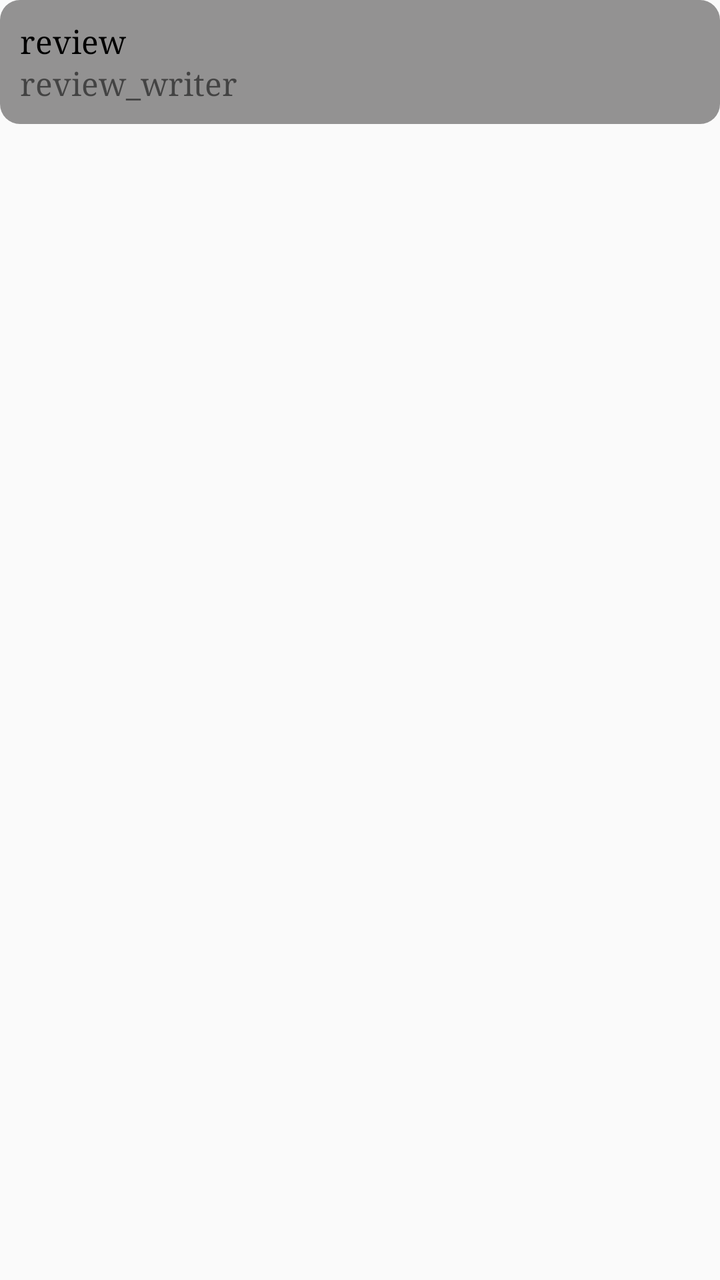
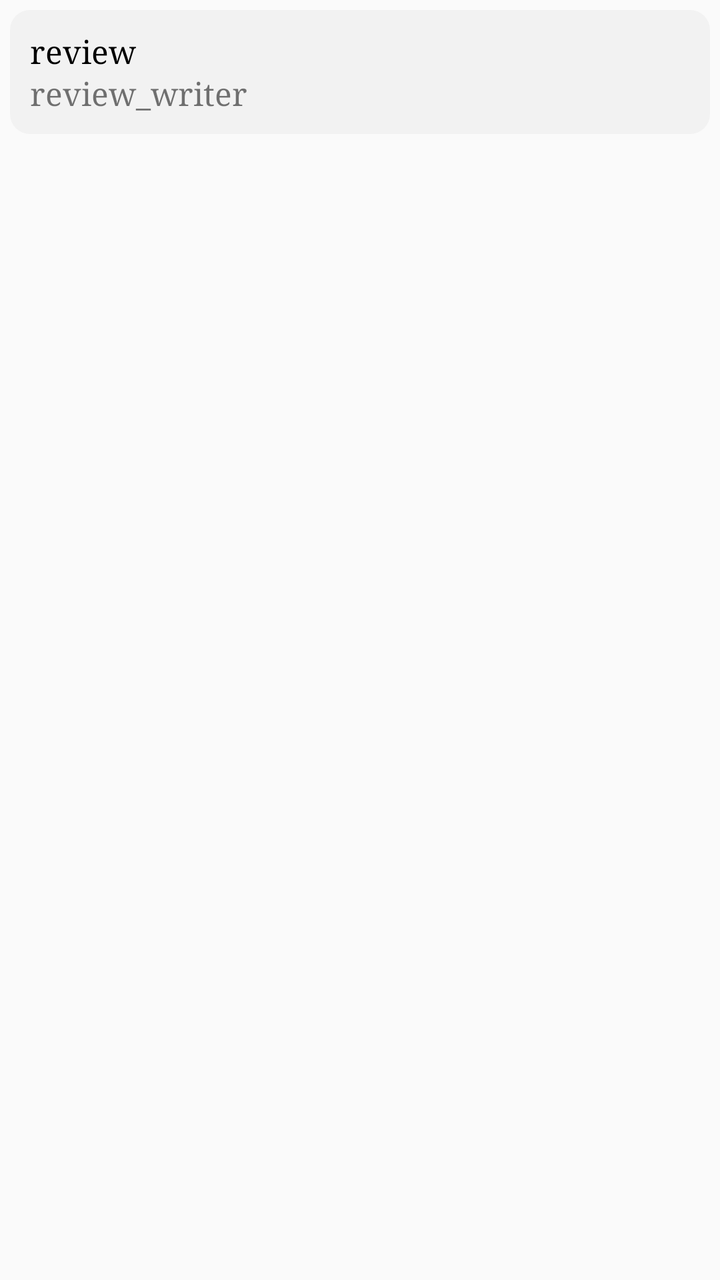

Two renders of the same Android screen: before a commit and after it. Below are the layout's source before the change and the commit's diff.
<!-- AndroidManifest.xml: application theme Theme.LawAdvat -->
<!-- res/layout/custom_review.xml -->
<?xml version="1.0" encoding="utf-8"?>
<androidx.appcompat.widget.LinearLayoutCompat xmlns:android="http://schemas.android.com/apk/res/android"
    android:layout_width="match_parent"
    android:layout_height="wrap_content"
    android:orientation="vertical">
<LinearLayout
    android:layout_width="match_parent"
    android:layout_height="wrap_content"
    android:padding="10dp"
    android:backgroundTint="#939292"
    android:background="@drawable/msg_round"
    android:orientation="vertical"
    >
    <TextView
        android:layout_width="wrap_content"
        android:layout_height="wrap_content"
        android:text="review"
        android:textColor="@color/black"
        android:id="@+id/review_show"/>
    <TextView
        android:layout_width="wrap_content"
        android:layout_height="wrap_content"
        android:text="review_writer"
        android:id="@+id/review_writer"/>
</LinearLayout>
</androidx.appcompat.widget.LinearLayoutCompat>
<!-- resources referenced by this layout -->
<resources>
  <color name="black">#FF000000</color>
  <!-- drawable msg_round (drawable) -->
  <?xml version="1.0" encoding="utf-8"?>
  <shape xmlns:android="http://schemas.android.com/apk/res/android">
  <corners android:radius="10dp"/>
  </shape>
  <style name="Theme.LawAdvat" parent="Theme.MaterialComponents.DayNight.DarkActionBar.Bridge">
          
          <item name="colorPrimary">@color/white</item>
          <item name="colorPrimaryVariant">#FFFFFF</item>
          <item name="colorOnPrimary">#009688</item>
          
          <item name="colorSecondary">@color/teal_200</item>
          <item name="colorSecondaryVariant">@color/teal_700</item>
          <item name="colorOnSecondary">#FFFFFF</item>
          
          <item name="android:statusBarColor">#FFFFFF</item>
          
          <item name="titleTextColor">@color/black</item>
          <item name="fontFamily">serif</item>
          <item name="android:textSize">16sp</item>
      </style>
  <color name="white">#FFFFFFFF</color>
  <color name="teal_200">#FF03DAC5</color>
  <color name="teal_700">#FF018786</color>
</resources>

<!-- the commit's change to res/layout/custom_review.xml (unified diff, before → after) -->
@@ -7,7 +7,8 @@
     android:layout_width="match_parent"
     android:layout_height="wrap_content"
     android:padding="10dp"
-    android:backgroundTint="#939292"
+    android:layout_margin="05dp"
+    android:backgroundTint="#F2F2F2"
     android:background="@drawable/msg_round"
     android:orientation="vertical"
     >
